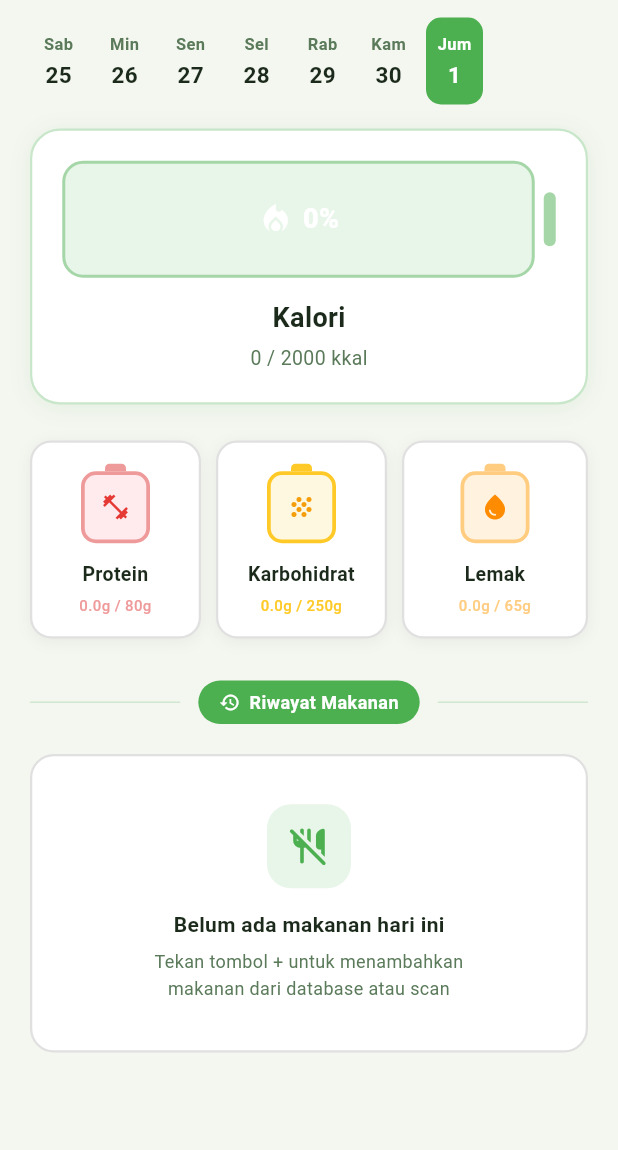
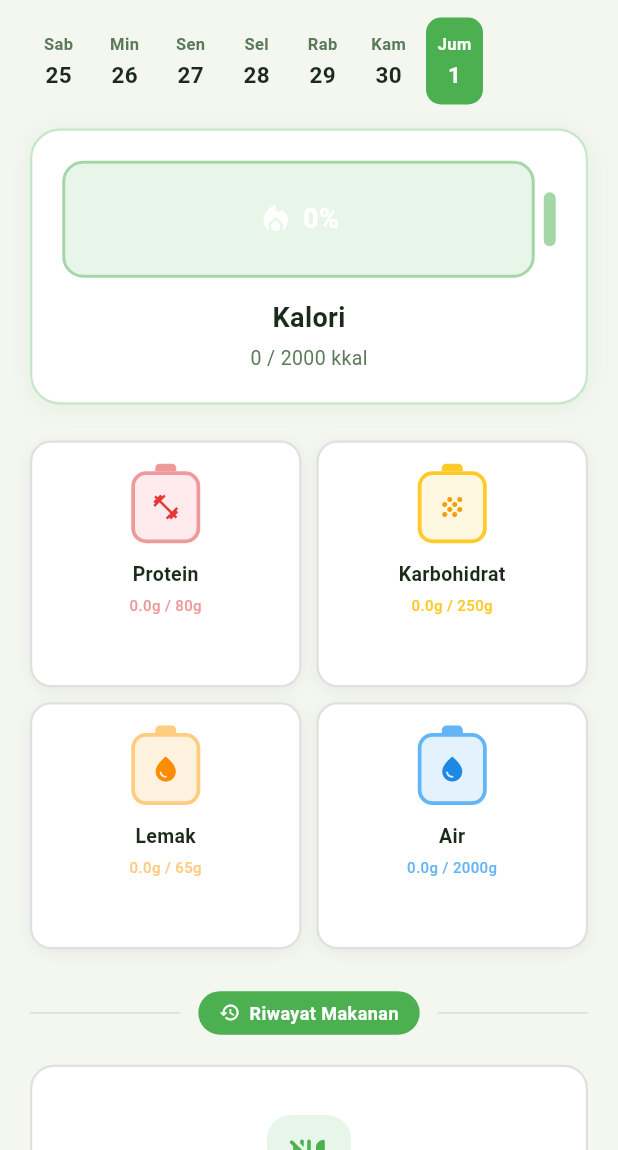
Before and after one commit to Nnurvyy/A6-Aplikasi-Manajemen-Kalori-dan-Nutrisi, a Flutter app: the DashboardBody screen opened directly, on a phone screen of 412 x 824 dp, the part 86-1236 px from its top. Run offline on Flutter 3.47's test engine with Material 3 defaults, Android fonts, the light colour scheme and no system bars; our stand-ins replace fl_chart, google_fonts, hive, hive_flutter, image_picker; missing offline and left inert: flutter_vision; accounts and stored records are empty; statements that could not run were skipped.

Commit message:
feat : add water to nutrition card and changing layout from row to grid 2x2

```diff
--- a/lib/features/user/dashboard/dashboard_view.dart
+++ b/lib/features/user/dashboard/dashboard_view.dart
@@ -58,6 +58,7 @@ class _DashboardBodyState extends State<DashboardBody> {
     final proteinConsumed = filteredHistory.fold(0.0, (s, i) => s + i.protein);
     final carbsConsumed = filteredHistory.fold(0.0, (s, i) => s + i.carbs);
     final fatConsumed = filteredHistory.fold(0.0, (s, i) => s + i.fat);
+    final waterConsumed = 0.0;
 
     _controller.kaloriTarget = kaloriTarget;
     _controller.kaloriConsumed = kaloriConsumed;
@@ -73,7 +74,7 @@ class _DashboardBodyState extends State<DashboardBody> {
               _buildDaySelector(),
               _buildKaloriCard(),
               const SizedBox(height: 8),
-              _buildNutriGrid(proteinConsumed, carbsConsumed, fatConsumed, macros),
+              _buildNutriGrid(proteinConsumed, carbsConsumed, fatConsumed,waterConsumed , macros),
               const SizedBox(height: 8),
               _buildRiwayatHeader(),
               _buildRiwayatList(filteredHistory),
@@ -308,29 +309,45 @@ class _DashboardBodyState extends State<DashboardBody> {
   }
 
   // ─── NUTRISI GRID ─────────────────────────────────────────────────────────
-  Widget _buildNutriGrid(double consumedProtein, double consumedCarbs, double consumedFat, [Map<String, double>? macros]) {
-    final items = _controller.nutrisiItemsWithTargets(
+  Widget _buildNutriGrid(double consumedProtein, double consumedCarbs, double consumedFat,double consumedWater, [Map<String, double>? macros]) {
+    final items = [
+    ..._controller.nutrisiItemsWithTargets(
       consumedProtein: consumedProtein,
       targetProtein: macros?['protein'] ?? 80,
       consumedCarbs: consumedCarbs,
       targetCarbs: macros?['carbs'] ?? 250,
       consumedFat: consumedFat,
       targetFat: macros?['fat'] ?? 65,
-    );
+    ),
+
+    // 🔥 TAMBAH AIR
+    NutrisiItem(
+      name: 'Air',
+      consumed: consumedWater,
+      target: macros?['water'] ?? 2000, // ml
+      icon: Icons.water_drop,
+      iconColor: const Color(0xFF1E88E5),
+      bgColor: const Color(0xFFE3F2FD),
+      borderColor: const Color(0xFF64B5F6),
+      fillColor: const Color(0xFF42A5F5),
+    ),
+  ];
 
     return Padding(
       padding: const EdgeInsets.fromLTRB(20, 16, 20, 0),
-      child: Row(
-        children:
-            items.asMap().entries.map((e) {
-              final isLast = e.key == items.length - 1;
-              return Expanded(
-                child: Padding(
-                  padding: EdgeInsets.only(right: isLast ? 0 : 10),
-                  child: _buildNutriCard(e.value),
-                ),
-              );
-            }).toList(),
+      child: GridView.builder(
+        shrinkWrap: true,
+        physics: const NeverScrollableScrollPhysics(),
+        itemCount: items.length,
+        gridDelegate: const SliverGridDelegateWithFixedCrossAxisCount(
+          crossAxisCount: 2, // 🔥 2x2
+          crossAxisSpacing: 10,
+          mainAxisSpacing: 10,
+          childAspectRatio: 1.1, // biar proporsional
+        ),
+        itemBuilder: (context, index) {
+          return _buildNutriCard(items[index]);
+        },
       ),
     );
   }
```
Also changed, not shown: pubspec.lock.
